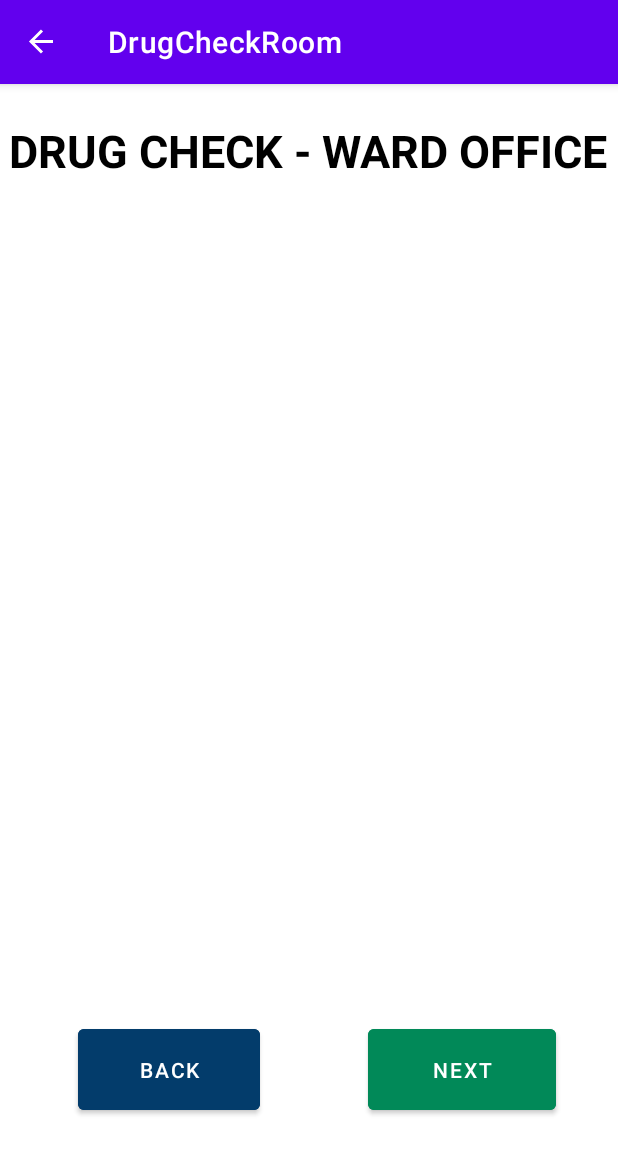
After one commit to Egor-Leleka/Mediphix-MobileApp, an Android app: the DrugCheckRoom screen opened through its navigation route, on a phone screen of 412 x 824 dp. The commit adds this screen. Shown: the top 1154 px of the screen. Run offline under Robolectric (Android 15) with nearby library versions, the phone set to English and light mode, and no system bars; our stand-ins replace Firebase (no records; nobody signed in at launch, a user with empty details on screens opened directly), navigation-ui.

Commit message:
1. Started working on Drug Check functionality, part 1 completed, where list of filtered drugs are coming up on drug check screens. 2. Started working on Disposed drug, part 1 completed, filter icon and logic is created.

```diff
--- /dev/null
+++ b/app/src/main/java/com/example/mediphix_app/DrugCheckRoom.kt
@@ -0,0 +1,129 @@
+package com.example.mediphix_app
+
+import android.os.Bundle
+import android.view.LayoutInflater
+import android.view.View
+import android.view.ViewGroup
+import android.widget.AdapterView
+import android.widget.ImageView
+import android.widget.Spinner
+import android.widget.Toast
+import androidx.fragment.app.Fragment
+import androidx.navigation.fragment.findNavController
+import androidx.recyclerview.widget.LinearLayoutManager
+import com.example.mediphix_app.databinding.DrugCheckRoomPageBinding
+import com.example.mediphix_app.databinding.ListOfDrugsPageBinding
+import com.example.mediphix_app.drugs.DrugsAdapter
+import com.google.firebase.database.*
+import java.text.SimpleDateFormat
+import java.util.*
+
+class DrugCheckRoom : Fragment(R.layout.drug_check_room_page) {
+
+    private var _binding: DrugCheckRoomPageBinding? = null
+    private val binding get() = _binding!!
+    private lateinit var database: DatabaseReference
+    private val drugList = mutableListOf<Drugs>()
+    private lateinit var adapter: DrugsAdapter
+
+    private val originalDrugList = mutableListOf<Drugs>()
+
+    override fun onCreateView(
+        inflater: LayoutInflater,
+        container: ViewGroup?,
+        savedInstanceState: Bundle?
+    ): View? {
+
+        _binding = DrugCheckRoomPageBinding.inflate(inflater, container, false)
+        val root: View = binding.root
+
+        binding.NextBtn.setOnClickListener {
+            val action = DrugCheckRoomDirections.actionDrugCheckRoomToDrugCheckFinalize()
+            findNavController().navigate(action)
+        }
+
+        binding.backBtn.setOnClickListener {
+            val action = DrugCheckRoomDirections.actionDrugCheckRoomToDrugCheck()
+            findNavController().navigate(action)
+        }
+
+        database = FirebaseDatabase.getInstance().getReference("Drugs")
+
+        adapter = DrugsAdapter(drugList, true)
+        binding.recyclerViewRoomDrugs.layoutManager = LinearLayoutManager(requireContext())
+        binding.recyclerViewRoomDrugs.adapter = adapter
+
+        val medTrack = requireActivity().application as MedTrack
+        var roomDrugList = medTrack.roomDrugList
+        var selectedRoomForCheck = medTrack.selectedRoomForCheck.toString().uppercase()
+        binding.roomName.text = "DRUG CHECK - $selectedRoomForCheck"
+
+        database.addListenerForSingleValueEvent(object : ValueEventListener {
+            override fun onDataChange(dataSnapshot: DataSnapshot) {
+                drugList.clear()
+                originalDrugList.clear()
+
+                if (dataSnapshot.exists()) {
+                    for (snapshot in dataSnapshot.children) {
+                        val drugType = snapshot.child("drugType").value.toString()
+                        val expiryDate = snapshot.child("expiryDate").value.toString()
+                        val drugId = snapshot.child("id").value.toString()
+                        val drugName = snapshot.child("name").value.toString()
+                        val securityType = snapshot.child("securityType").value.toString()
+                        val storageLocation = snapshot.child("storageLocation").value.toString()
+                        val drugLabel = snapshot.child("drugLabel").value as Long
+
+                        originalDrugList.add(Drugs(drugName, drugId, drugType, securityType, storageLocation, expiryDate, drugLabel))
+                    }
+                    defaultSortFilterDrugList()
+                } else {
+                    Toast.makeText(requireContext(), "No Drugs Info", Toast.LENGTH_SHORT).show()
+                }
+            }
+            override fun onCancelled(databaseError: DatabaseError) {
+                Toast.makeText(requireContext(), "Failed", Toast.LENGTH_SHORT).show()
+            }
+        })
+        return root
+    }
+
+    private fun defaultSortFilterDrugList() {
+        val medTrack = requireActivity().application as MedTrack
+        var roomDrugList = medTrack.roomDrugList
+        var selectedRoomForCheck = medTrack.selectedRoomForCheck
+
+        val sdf = SimpleDateFormat("dd/MM/yyyy", Locale.getDefault())
+        val currentDate: Date = sdf.parse(sdf.format(Date()))!!
+        val calendar = Calendar.getInstance()
+        calendar.time = currentDate
+        calendar.add(Calendar.DAY_OF_YEAR, 30)
+        val futureDate: Date = calendar.time
+
+        val filteredList = mutableListOf<Drugs>()
+
+        if(roomDrugList.isEmpty() || roomDrugList[0]?.storageLocation.toString() != selectedRoomForCheck) {
+            for (drug in originalDrugList) {
+                if (drug.storageLocation.toString() == selectedRoomForCheck && (drug.drugLabel.toString() == "2" || drug.drugLabel.toString() == "1")) {
+
+                    val expiredDate: Date = sdf.parse(drug.expiryDate)!!
+
+                    if(expiredDate.before(currentDate)){
+                        drug.drugLabel = 3;
+                    }
+                    else if(expiredDate.after(futureDate)){
+                        drug.drugLabel = 1;
+                    }
+                    else {
+                        drug.drugLabel = 2;
+                    }
+                    filteredList.add(drug)
+                }
+            }
+            filteredList.sortByDescending {it.expiryDate}
+            roomDrugList = filteredList
+            medTrack.roomDrugList = filteredList
+        }
+
+        adapter.updateList(roomDrugList)
+    }
+}
--- a/app/src/main/java/com/example/mediphix_app/Drugs.kt
+++ b/app/src/main/java/com/example/mediphix_app/Drugs.kt
@@ -6,5 +6,5 @@ data class Drugs(val name : String? = null,
                  val securityType : String? = null,
                  val storageLocation: String? = null,
                  val expiryDate: String? = null,
-                 val drugLabel: Long = 1 // 1 = No Label, 2 = Red Sticker, 3 = Removed/Disposed/Expired
+                 var drugLabel: Long = 1 // 1 = No Label, 2 = Red Sticker, 3 = Removed/Disposed/Expired
 ){}
--- a/app/src/main/java/com/example/mediphix_app/Login.kt
+++ b/app/src/main/java/com/example/mediphix_app/Login.kt
@@ -69,6 +69,7 @@ class Login : Fragment(R.layout.login_page) {
                     if (pass == password) {
                         // Success
                         Toast.makeText(requireContext(), "Successfully Logged-In", Toast.LENGTH_SHORT).show()
+
                         val nurseApp = requireActivity().application as MedTrack
                         nurseApp.currentNurseDetail = Nurses(firstName.toString(), lastName.toString(), regNumber.toString())
 
--- a/app/src/main/java/com/example/mediphix_app/MedTrack.kt
+++ b/app/src/main/java/com/example/mediphix_app/MedTrack.kt
@@ -4,4 +4,6 @@ import android.app.Application
 
 class MedTrack : Application() {
     var currentNurseDetail: Nurses? = null
+    var selectedRoomForCheck : String = "Knox Wing"
+    var roomDrugList = mutableListOf<Drugs>()
 }
--- a/app/src/main/java/com/example/mediphix_app/Profile.kt
+++ b/app/src/main/java/com/example/mediphix_app/Profile.kt
@@ -7,7 +7,6 @@ import android.view.ViewGroup
 import androidx.fragment.app.Fragment
 import androidx.navigation.fragment.findNavController
 import com.example.mediphix_app.databinding.ProfilePageBinding
-import com.google.firebase.auth.FirebaseAuth
 import com.google.firebase.database.FirebaseDatabase
 
 class Profile : Fragment(R.layout.profile_page) {
@@ -15,7 +14,6 @@ class Profile : Fragment(R.layout.profile_page) {
 
     // Firebase reference
     private val databaseReference = FirebaseDatabase.getInstance().getReference("Nurses")
-    private val firebaseAuth = FirebaseAuth.getInstance()
 
     override fun onCreateView(
         inflater: LayoutInflater, container: ViewGroup?,
--- a/app/src/main/java/com/example/mediphix_app/drugs/DrugsAdapter.kt
+++ b/app/src/main/java/com/example/mediphix_app/drugs/DrugsAdapter.kt
@@ -7,9 +7,12 @@ import android.widget.ImageView
 import android.widget.TextView
 import androidx.recyclerview.widget.RecyclerView
 import com.example.mediphix_app.Drugs
+import com.example.mediphix_app.MedTrack
 import com.example.mediphix_app.R
+import java.text.SimpleDateFormat
+import java.util.*
 
-class DrugsAdapter (private var drugList: MutableList<Drugs>) : RecyclerView.Adapter<DrugsAdapter.ViewHolder>()  {
+class DrugsAdapter (private var drugList: MutableList<Drugs>, private var isDrugCheckRoom: Boolean = false) : RecyclerView.Adapter<DrugsAdapter.ViewHolder>()  {
 
     class ViewHolder(itemView: View) : RecyclerView.ViewHolder(itemView) {
         val drugName: TextView = itemView.findViewById(R.id.drug_name)
@@ -25,10 +28,44 @@ class DrugsAdapter (private var drugList: MutableList<Drugs>) : RecyclerView.Ada
 
     override fun onBindViewHolder(holder: ViewHolder, position: Int) {
         val currentDrugInfo = drugList[position]
+
         holder.drugName.text = currentDrugInfo.name.toString().uppercase()
         holder.drugType.text = "TYPE: " + currentDrugInfo.drugType
         holder.drugId.text = "ID: " + currentDrugInfo.id;
         holder.drugExpiry.text = currentDrugInfo.expiryDate
+
+        val sdf = SimpleDateFormat("dd/MM/yyyy", Locale.getDefault())
+        val currentDate: Date = sdf.parse(sdf.format(Date()))!!
+        val calendar = Calendar.getInstance()
+        calendar.time = currentDate
+        calendar.add(Calendar.DAY_OF_YEAR, 30)
+        val futureDate: Date = calendar.time
+        val expiredDate: Date = sdf.parse(currentDrugInfo.expiryDate)!!
+
+        /*
+        if(isDrugCheckRoom) {
+            if(expiredDate.before(currentDate)){
+                holder.drugLabel.setImageResource(R.drawable.ic_dispose)
+
+            }
+            else if(expiredDate.after(futureDate)){
+                holder.drugLabel.setImageResource(R.drawable.ic_no_icon)
+            }
+            else {
+                holder.drugLabel.setImageResource(R.drawable.ic_red_label)
+            }
+        }
+        else {
+            if(currentDrugInfo.drugLabel.toString() == "1"){ // Drug Label == 1 is for no marking
+            holder.drugLabel.setImageResource(R.drawable.ic_no_icon)
+        }
+        else if (currentDrugInfo.drugLabel.toString() == "2"){ // Drug Label == 2 is for Red label marking
+            holder.drugLabel.setImageResource(R.drawable.ic_red_label)
+        }
+        else if (currentDrugInfo.drugLabel.toString() == "3"){ // Drug Label == 3 is for Dispose/Expired label marking
+            holder.drugLabel.setImageResource(R.drawable.ic_dispose)
+        }
+        }*/
 
         if(currentDrugInfo.drugLabel.toString() == "1"){ // Drug Label == 1 is for no marking
             holder.drugLabel.setImageResource(R.drawable.ic_no_icon)
@@ -39,20 +76,6 @@ class DrugsAdapter (private var drugList: MutableList<Drugs>) : RecyclerView.Ada
         else if (currentDrugInfo.drugLabel.toString() == "3"){ // Drug Label == 3 is for Dispose/Expired label marking
             holder.drugLabel.setImageResource(R.drawable.ic_dispose)
         }
-
-        /*
-        val expiredDateString = "Expired Date: ${currentDrugInfo.expiredDate}"
-        holder.expiredDateTextView.text = expiredDateString
-
-        val sdf = SimpleDateFormat("dd/MM/yyyy", Locale.getDefault())
-        val expiredDate: Date = sdf.parse(currentDrugInfo.expiredDate)!!
-        val currentDate: Date = sdf.parse(sdf.format(Date()))!!
-
-        if (expiredDate.before(currentDate)) {
-            holder.expiredDateTextView.setTextColor(android.graphics.Color.RED)
-        } else {
-            holder.expiredDateTextView.setTextColor(android.graphics.Color.GRAY)
-        }*/
     }
 
     fun updateList(newList: MutableList<Drugs>) {
--- /dev/null
+++ b/app/src/main/res/layout/drug_check_room_page.xml
@@ -0,0 +1,63 @@
+<?xml version="1.0" encoding="utf-8"?>
+<ScrollView xmlns:android="http://schemas.android.com/apk/res/android"
+    xmlns:app="http://schemas.android.com/apk/res-auto"
+    xmlns:tools="http://schemas.android.com/tools"
+    android:layout_width="match_parent"
+    android:layout_height="match_parent"
+    tools:context=".DrugCheckRoom">
+
+    <androidx.constraintlayout.widget.ConstraintLayout
+        android:layout_width="match_parent"
+        android:layout_height="match_parent">
+
+        <TextView
+            android:id="@+id/room_name"
+            android:layout_width="wrap_content"
+            android:layout_height="wrap_content"
+            android:layout_marginTop="24dp"
+            android:text="DRUG CHECK: "
+            android:textColor="@color/black"
+            android:textSize="30sp"
+            android:textStyle="bold"
+            app:layout_constraintEnd_toEndOf="parent"
+            app:layout_constraintHorizontal_bias="0.497"
+            app:layout_constraintStart_toStartOf="parent"
+            app:layout_constraintTop_toTopOf="parent" />
+
+        <androidx.recyclerview.widget.RecyclerView
+            android:id="@+id/recycler_view_room_drugs"
+            android:layout_width="match_parent"
+            android:layout_height="match_parent"
+            android:layout_marginTop="40dp"
+            app:layout_constraintTop_toBottomOf="@+id/room_name"
+            tools:layout_editor_absoluteX="0dp" />
+
+        <Button
+            android:id="@+id/backBtn"
+            android:layout_width="121dp"
+            android:layout_height="66dp"
+            android:layout_gravity="center_horizontal"
+            android:layout_marginStart="52dp"
+            android:layout_marginTop="624dp"
+            android:backgroundTint="#033C6B"
+            android:text="Back"
+            app:layout_constraintStart_toStartOf="parent"
+            app:layout_constraintTop_toTopOf="parent" />
+
+        <Button
+            android:id="@+id/NextBtn"
+            android:layout_width="125dp"
+            android:layout_height="66dp"
+            android:layout_gravity="center_horizontal"
+            android:layout_marginStart="72dp"
+            android:layout_marginTop="624dp"
+            android:backgroundTint="#018958"
+            android:text="Next"
+            app:layout_constraintEnd_toEndOf="parent"
+            app:layout_constraintHorizontal_bias="0.0"
+            app:layout_constraintStart_toEndOf="@+id/backBtn"
+            app:layout_constraintTop_toTopOf="parent" />
+
+    </androidx.constraintlayout.widget.ConstraintLayout>
+
+</ScrollView>
--- a/app/src/main/res/layout/drug_item.xml
+++ b/app/src/main/res/layout/drug_item.xml
@@ -21,7 +21,6 @@
             android:minWidth="0dp"
             android:minHeight="0dp"
             android:src="@drawable/ic_red_label" />
-
 
         <TextView
             android:id="@+id/drug_name"
--- a/app/src/main/res/navigation/nav_graph.xml
+++ b/app/src/main/res/navigation/nav_graph.xml
@@ -67,7 +67,11 @@
         android:id="@+id/drugCheck"
         android:name="com.example.mediphix_app.DrugCheck"
         android:label="drug_check_page"
-        tools:layout="@layout/drug_check_page" />
+        tools:layout="@layout/drug_check_page" >
+        <action
+            android:id="@+id/action_drugCheck_to_drugCheckRoom"
+            app:destination="@id/drugCheckRoom" />
+    </fragment>
 
     <action
         android:id="@+id/action_global_home"
@@ -100,4 +104,23 @@
         android:name="com.example.mediphix_app.CheckHistory"
         android:label="check_history_page"
         tools:layout="@layout/check_history_page" />
+    <fragment
+        android:id="@+id/drugCheckRoom"
+        android:name="com.example.mediphix_app.DrugCheckRoom"
+        android:label="DrugCheckRoom" >
+        <action
+            android:id="@+id/action_drugCheckRoom_to_drugCheckFinalize"
+            app:destination="@id/drugCheckFinalize" />
+        <action
+            android:id="@+id/action_drugCheckRoom_to_drugCheck"
+            app:destination="@id/drugCheck" />
+    </fragment>
+    <fragment
+        android:id="@+id/drugCheckFinalize"
+        android:name="com.example.mediphix_app.DrugCheckFinalize"
+        android:label="DrugCheckFinalize" >
+        <action
+            android:id="@+id/action_drugCheckFinalize_to_drugCheckRoom"
+            app:destination="@id/drugCheckRoom" />
+    </fragment>
 </navigation>
--- a/app/src/main/res/values/arrays.xml
+++ b/app/src/main/res/values/arrays.xml
@@ -14,4 +14,10 @@
         <item>Simple</item>
         <item>Controlled</item>
     </string-array>
+
+    <string-array name="disposed_filter_sort_options">
+        <item>All</item>
+        <item>Simple</item>
+        <item>Controlled</item>
+    </string-array>
 </resources>
```
Also changed, not shown: app/src/main/java/com/example/mediphix_app/DisposedDrugs.kt (+119 -0 lines), app/src/main/java/com/example/mediphix_app/DrugCheck.kt (+42 -0 lines), app/src/main/java/com/example/mediphix_app/DrugCheckFinalize.kt (added, +119 -0 lines), app/src/main/res/layout/disposed_drugs_page.xml (+34 -3 lines), app/src/main/res/layout/drug_check_finalize_page.xml (added, +144 -0 lines).
